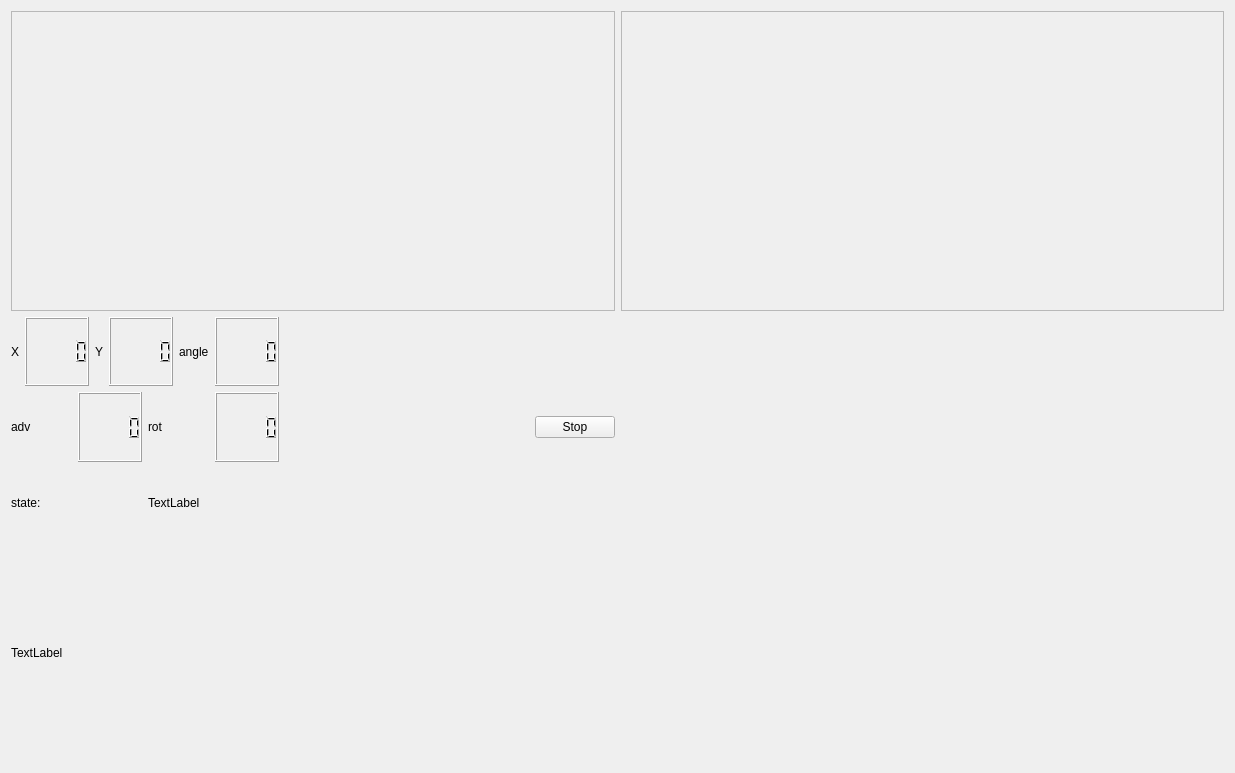
CoferSamuel/ODFE_robotica, file tasks/4_fullApartment/src/mainUI.ui: the form before one commit.
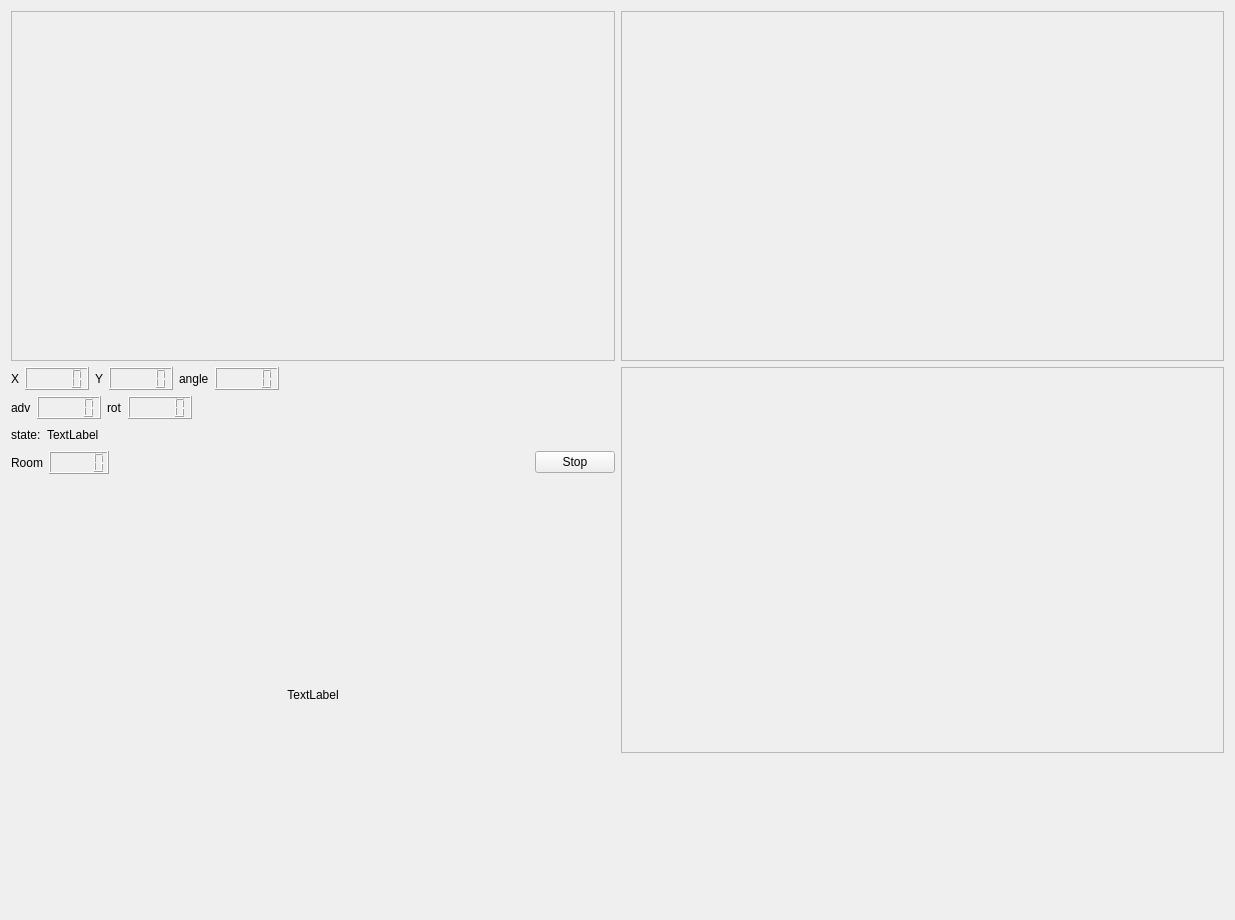
The form after the commit. Custom widgets are drawn as their Qt base class.

Commit message: Graph GUI and other adjustments in the GUI

Patch:
```diff
--- a/tasks/4_fullApartment/src/mainUI.ui
+++ b/tasks/4_fullApartment/src/mainUI.ui
@@ -7,7 +7,7 @@
     <x>0</x>
     <y>0</y>
     <width>1235</width>
-    <height>773</height>
+    <height>920</height>
    </rect>
   </property>
   <property name="windowTitle">
@@ -29,7 +29,7 @@
          <property name="minimumSize">
           <size>
            <width>500</width>
-           <height>300</height>
+           <height>350</height>
           </size>
          </property>
          <property name="frameShape">
@@ -51,7 +51,7 @@
          <property name="minimumSize">
           <size>
            <width>500</width>
-           <height>300</height>
+           <height>350</height>
           </size>
          </property>
          <property name="frameShape">
@@ -83,6 +83,12 @@
                </item>
                <item>
                 <widget class="QLCDNumber" name="lcdNumber_x">
+                 <property name="maximumSize">
+                  <size>
+                   <width>80</width>
+                   <height>16777215</height>
+                  </size>
+                 </property>
                  <property name="font">
                   <font>
                    <bold>true</bold>
@@ -103,6 +109,12 @@
                </item>
                <item>
                 <widget class="QLCDNumber" name="lcdNumber_y">
+                 <property name="maximumSize">
+                  <size>
+                   <width>80</width>
+                   <height>16777215</height>
+                  </size>
+                 </property>
                  <property name="font">
                   <font>
                    <bold>true</bold>
@@ -123,6 +135,12 @@
                </item>
                <item>
                 <widget class="QLCDNumber" name="lcdNumber_angle">
+                 <property name="maximumSize">
+                  <size>
+                   <width>80</width>
+                   <height>16777215</height>
+                  </size>
+                 </property>
                  <property name="font">
                   <font>
                    <bold>true</bold>
@@ -132,6 +150,19 @@
                </item>
               </layout>
              </item>
+             <item>
+              <spacer name="spacer_row1">
+               <property name="orientation">
+                <enum>Qt::Orientation::Horizontal</enum>
+               </property>
+               <property name="sizeHint" stdset="0">
+                <size>
+                 <width>40</width>
+                 <height>20</height>
+                </size>
+               </property>
+              </spacer>
+             </item>
             </layout>
            </item>
            <item>
@@ -146,7 +177,14 @@
                 </widget>
                </item>
                <item>
-                <widget class="QLCDNumber" name="lcdNumber_adv"/>
+                <widget class="QLCDNumber" name="lcdNumber_adv">
+                 <property name="maximumSize">
+                  <size>
+                   <width>80</width>
+                   <height>16777215</height>
+                  </size>
+                 </property>
+                </widget>
                </item>
               </layout>
              </item>
@@ -160,10 +198,30 @@
                 </widget>
                </item>
                <item>
-                <widget class="QLCDNumber" name="lcdNumber_rot"/>
+                <widget class="QLCDNumber" name="lcdNumber_rot">
+                 <property name="maximumSize">
+                  <size>
+                   <width>80</width>
+                   <height>16777215</height>
+                  </size>
+                 </property>
+                </widget>
                </item>
               </layout>
              </item>
+             <item>
+              <spacer name="spacer_row2">
+               <property name="orientation">
+                <enum>Qt::Orientation::Horizontal</enum>
+               </property>
+               <property name="sizeHint" stdset="0">
+                <size>
+                 <width>40</width>
+                 <height>20</height>
+                </size>
+               </property>
+              </spacer>
+             </item>
             </layout>
            </item>
            <item>
@@ -182,39 +240,95 @@
                </property>
               </widget>
              </item>
+             <item>
+              <spacer name="spacer_row3">
+               <property name="orientation">
+                <enum>Qt::Orientation::Horizontal</enum>
+               </property>
+               <property name="sizeHint" stdset="0">
+                <size>
+                 <width>40</width>
+                 <height>20</height>
+                </size>
+               </property>
+              </spacer>
+             </item>
             </layout>
            </item>
+           <item>
+            <layout class="QHBoxLayout" name="horizontalLayout_room">
+             <item>
+              <widget class="QLabel" name="label_room">
+               <property name="text">
+                <string>Room</string>
+               </property>
+              </widget>
+             </item>
+             <item>
+              <widget class="QLCDNumber" name="lcdNumber_room">
+               <property name="maximumSize">
+                <size>
+                 <width>60</width>
+                 <height>16777215</height>
+                </size>
+               </property>
+              </widget>
+             </item>
+             <item>
+              <spacer name="spacer_row4">
+               <property name="orientation">
+                <enum>Qt::Orientation::Horizontal</enum>
+               </property>
+               <property name="sizeHint" stdset="0">
+                <size>
+                 <width>40</width>
+                 <height>20</height>
+                </size>
+               </property>
+              </spacer>
+             </item>
+             <item>
+              <widget class="QPushButton" name="pushButton_stop">
+               <property name="text">
+                <string>Stop</string>
+               </property>
+               <property name="checkable">
+                <bool>true</bool>
+               </property>
+              </widget>
+             </item>
+            </layout>
+           </item>
+           <item>
+            <widget class="QLabel" name="label_img">
+             <property name="sizePolicy">
+              <sizepolicy hsizetype="Expanding" vsizetype="Expanding">
+               <horstretch>0</horstretch>
+               <verstretch>0</verstretch>
+              </sizepolicy>
+             </property>
+             <property name="minimumSize">
+              <size>
+               <width>0</width>
+               <height>250</height>
+              </size>
+             </property>
+             <property name="text">
+              <string>TextLabel</string>
+             </property>
+             <property name="alignment">
+              <set>Qt::AlignmentFlag::AlignCenter</set>
+             </property>
+            </widget>
+           </item>
           </layout>
          </item>
-         <item>
-          <spacer name="horizontalSpacer">
-           <property name="orientation">
-            <enum>Qt::Orientation::Horizontal</enum>
-           </property>
-           <property name="sizeHint" stdset="0">
-            <size>
-             <width>40</width>
-             <height>20</height>
-            </size>
-           </property>
-          </spacer>
-         </item>
-         <item>
-          <widget class="QPushButton" name="pushButton_stop">
-           <property name="text">
-            <string>Stop</string>
-           </property>
-           <property name="checkable">
-            <bool>true</bool>
-           </property>
-          </widget>
-         </item>
         </layout>
        </item>
        <item>
-        <layout class="QHBoxLayout" name="horizontalLayout_graph">
+        <layout class="QVBoxLayout" name="verticalLayout_graph">
          <item>
-          <widget class="QCustomPlot" name="localizationPlot" native="true">
+          <widget class="QFrame" name="frame_graph">
            <property name="sizePolicy">
             <sizepolicy hsizetype="Expanding" vsizetype="Expanding">
              <horstretch>0</horstretch>
@@ -224,8 +338,36 @@
            <property name="minimumSize">
             <size>
              <width>400</width>
-             <height>50</height>
+             <height>100</height>
             </size>
+           </property>
+           <property name="accessibleName">
+            <string>Topological_Graph</string>
+           </property>
+           <property name="frameShape">
+            <enum>QFrame::Shape::StyledPanel</enum>
+           </property>
+           <property name="frameShadow">
+            <enum>QFrame::Shadow::Raised</enum>
+           </property>
+          </widget>
+         </item>
+         <item>
+          <widget class="QCustomPlot" name="localizationPlot" native="true">
+           <property name="sizePolicy">
+            <sizepolicy hsizetype="Expanding" vsizetype="Preferred">
+             <horstretch>0</horstretch>
+             <verstretch>0</verstretch>
+            </sizepolicy>
+           </property>
+           <property name="minimumSize">
+            <size>
+             <width>400</width>
+             <height>150</height>
+            </size>
+           </property>
+           <property name="accessibleName">
+            <string>Localization_Error_Plot</string>
            </property>
           </widget>
          </item>
@@ -233,19 +375,6 @@
        </item>
       </layout>
      </item>
-     <item>
-      <widget class="QLabel" name="label_img">
-       <property name="sizePolicy">
-        <sizepolicy hsizetype="Expanding" vsizetype="Expanding">
-         <horstretch>0</horstretch>
-         <verstretch>0</verstretch>
-        </sizepolicy>
-       </property>
-       <property name="text">
-        <string>TextLabel</string>
-       </property>
-      </widget>
-     </item>
     </layout>
    </item>
   </layout>
```
Left out of the diff: 6 changed lines with no effect on the pictures. The commit also changes 133 other files.
